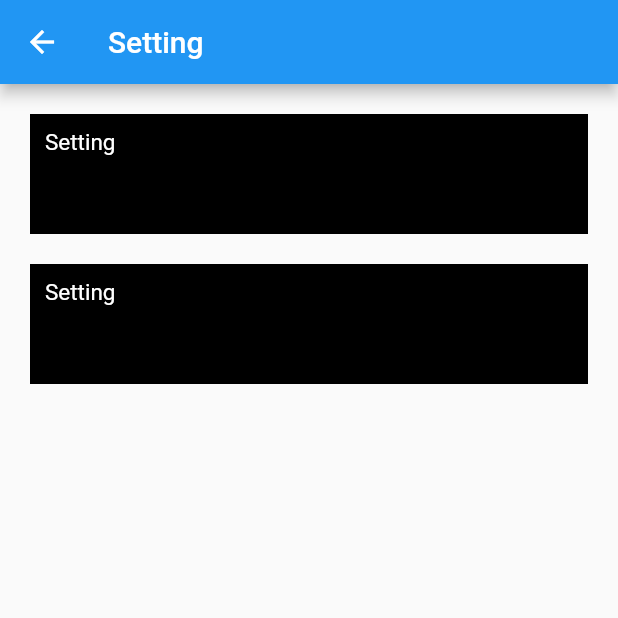
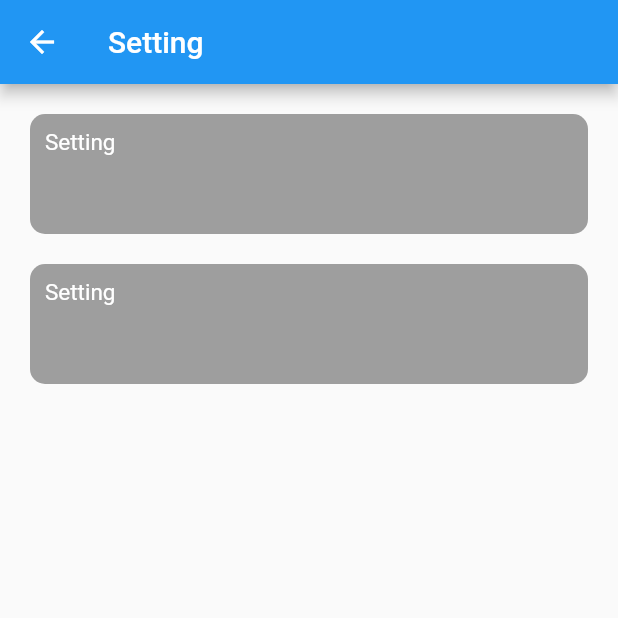
Before and after one commit to 8mamo10/Nikkalogua, a Flutter app: the CardPage screen opened directly, on a phone screen of 412 x 824 dp, the top half of it. Run offline on Flutter 3.47's test engine with Material 2 defaults, Android fonts, the phone set to English and light mode, and no system bars; our stand-ins replace sqflite; accounts and stored records are empty.

Commit message:
Apply BorderRadius to the list in the CardPage

```diff
--- a/nikkalogua/lib/CardPage.dart
+++ b/nikkalogua/lib/CardPage.dart
@@ -27,9 +27,12 @@ class CardPage extends StatelessWidget {
             ConstrainedBox(
               constraints: BoxConstraints.expand(height: 100.0),
               child: Container(
-                color: Colors.black,
                 margin: EdgeInsets.all(10),
                 padding: EdgeInsets.all(10),
+                decoration: BoxDecoration(
+                  borderRadius: BorderRadius.circular(10),
+                  color: Colors.grey,
+                ),
                 child: Text(
                   this.paramText,
                   style: TextStyle(
@@ -42,9 +45,12 @@ class CardPage extends StatelessWidget {
             ConstrainedBox(
               constraints: BoxConstraints.expand(height: 100.0),
               child: Container(
-                color: Colors.black,
                 margin: EdgeInsets.all(10),
                 padding: EdgeInsets.all(10),
+                decoration: BoxDecoration(
+                  borderRadius: BorderRadius.circular(10),
+                  color: Colors.grey,
+                ),
                 child: Text(
                   this.paramText,
                   style: TextStyle(
--- a/nikkalogua/lib/main.dart
+++ b/nikkalogua/lib/main.dart
@@ -28,6 +28,7 @@ class CardListPage extends StatefulWidget {
 class _CardListPageState extends State<CardListPage> {
   bool _showDeleteButton = false;
 
+  // To be stored on DB
   List _dataList = [
     {
       'name': 'work1',
```
